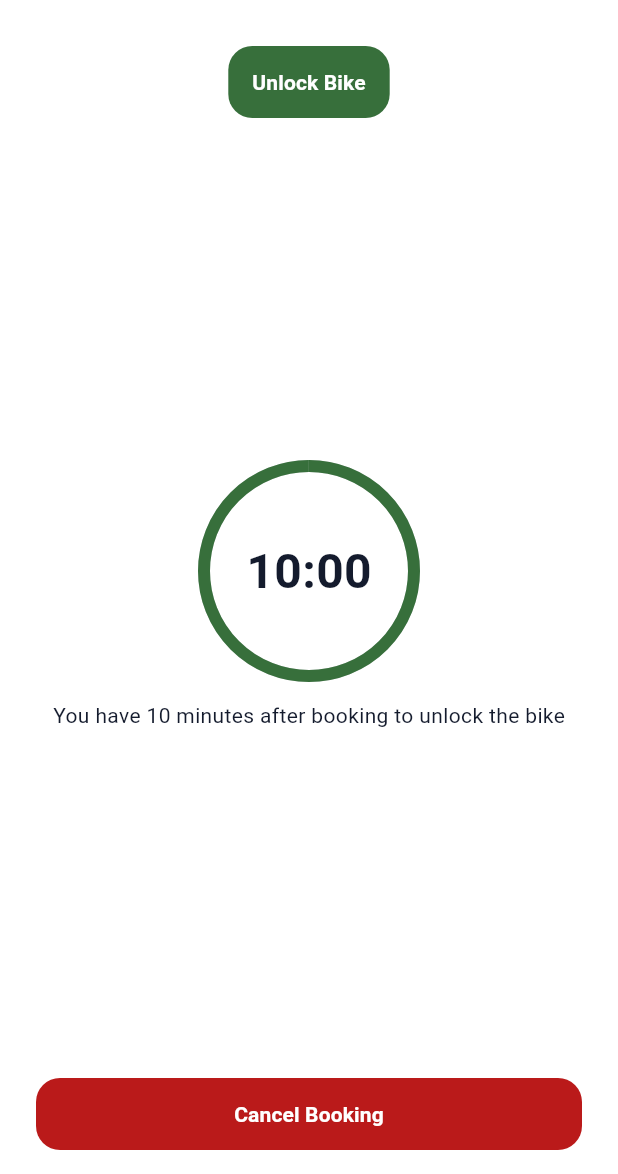
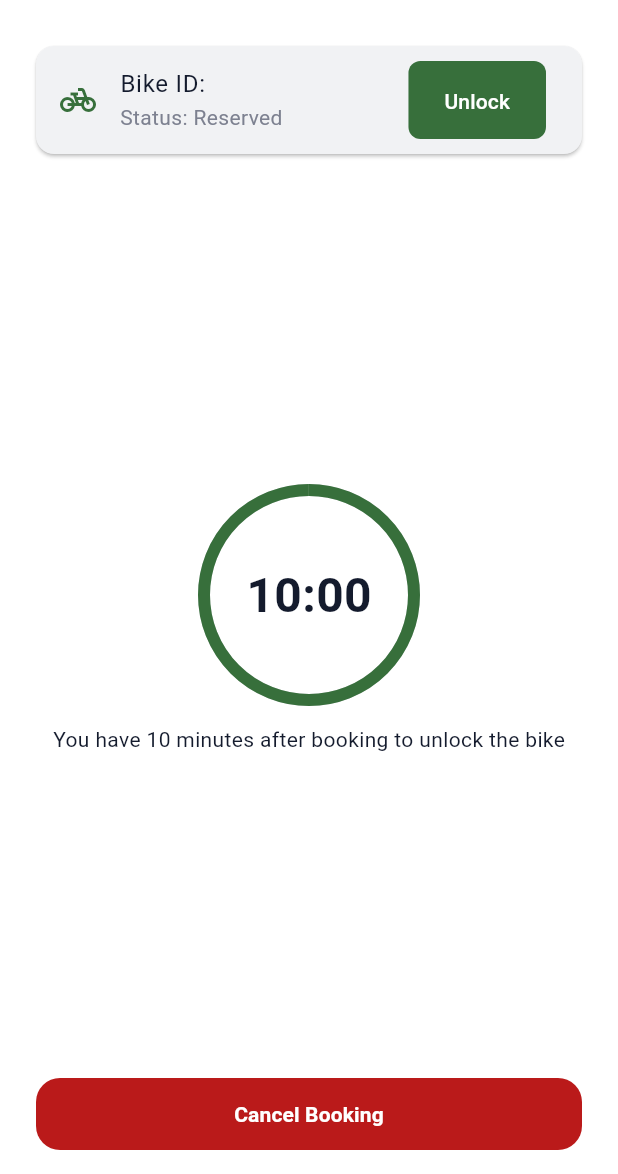
Before and after one commit to chanlinna/bike_rental_app, a Flutter app: the BookingTimerView screen opened directly, on a phone screen of 412 x 824 dp, the part 62-1236 px from its top. Run offline on Flutter 3.47's test engine with Material 3 defaults, Android fonts, the phone set to English and light mode, and no system bars; our stand-ins replace geolocator, google_maps_flutter; network calls fail; Roboto replaces fonts that are missing (Eesti).

Commit message:
BRA-24- create bike tile to use in booking UI

```diff
--- a/lib/ui/screens/booking/widgets/booking_timer_view.dart
+++ b/lib/ui/screens/booking/widgets/booking_timer_view.dart
@@ -1,5 +1,6 @@
 import 'package:bike_rental_app/ui/theme/theme.dart';
 import 'package:bike_rental_app/ui/widgets/app_button.dart';
+import 'package:bike_rental_app/ui/widgets/bike_tile.dart';
 import 'package:flutter/material.dart';
 import 'package:provider/provider.dart';
 import '../view_model/booking_view_model.dart';
@@ -30,13 +31,15 @@ class BookingTimerView extends StatelessWidget {
           child: Column(
             mainAxisAlignment: MainAxisAlignment.spaceBetween,
             children: [
-              AppButton(
-                label: "Unlock Bike",
-                isFullWidth: false,
-                onTap: () async {
+              BikeTile(
+                bikeId: vm.booking?.bikeId ?? "",
+                status: "Reserved",
+                type: BikeTileType.unlock,
+                onUnlock: () async {
                   await vm.unlockBike();
                 },
               ),
+
 
               Column(
                 children: [
--- a/lib/ui/screens/booking/widgets/booking_view.dart
+++ b/lib/ui/screens/booking/widgets/booking_view.dart
@@ -1,5 +1,6 @@
 import 'package:bike_rental_app/ui/theme/theme.dart';
 import 'package:bike_rental_app/ui/widgets/app_button.dart';
+import 'package:bike_rental_app/ui/widgets/bike_tile.dart';
 import 'package:flutter/material.dart';
 import 'package:provider/provider.dart';
 import '../view_model/booking_view_model.dart';
@@ -128,7 +129,12 @@ class BookingView extends StatelessWidget {
         padding: AppSpacings.screenPadding,
         child: Column(
           children: [
-            ListTile(title: Text("Bike ID: $bikeId")),
+            BikeTile(
+              bikeId: bikeId,
+              status: "Available",
+              type: BikeTileType.info,
+            ),
+
 
             const SizedBox(height: AppSpacings.l),
 
--- /dev/null
+++ b/lib/ui/widgets/bike_tile.dart
@@ -0,0 +1,45 @@
+import 'package:bike_rental_app/ui/theme/theme.dart';
+import 'package:flutter/material.dart';
+
+enum BikeTileType { rent, unlock, info }
+
+class BikeTile extends StatelessWidget {
+  final String bikeId;
+  final String status;
+  final BikeTileType type;
+  final VoidCallback? onRent;
+  final VoidCallback? onUnlock;
+
+  const BikeTile({
+    super.key,
+    required this.bikeId,
+    required this.status,
+    required this.type,
+    this.onRent,
+    this.onUnlock,
+  });
+
+  @override
+  Widget build(BuildContext context) {
+    return Card(
+      margin: const EdgeInsets.only(bottom: AppTextStyles.spaceXS),
+      child: ListTile(
+        leading: const Icon(Icons.pedal_bike, color: AppColors.primary),
+        title: Text("Bike ID: $bikeId"),
+        subtitle: Text("Status: $status"),
+        trailing: _buildTrailing(),
+      ),
+    );
+  }
+
+  Widget? _buildTrailing() {
+    switch (type) {
+      case BikeTileType.rent:
+        return ElevatedButton(onPressed: onRent, child: const Text("Rent"));
+      case BikeTileType.unlock:
+        return ElevatedButton(onPressed: onUnlock, child: const Text("Unlock"));
+      case BikeTileType.info:
+        return null; // no button
+    }
+  }
+}
```
